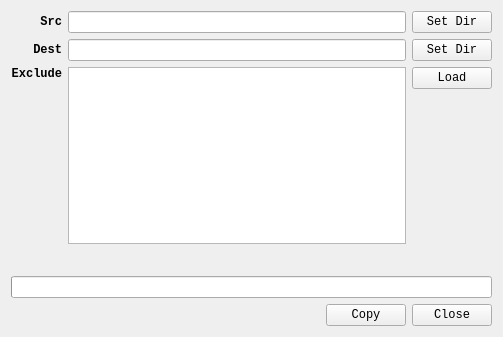
Qt form pydevtoolplatform/smalltools/copytool.ui (seounghun-chung/4uwingnet) before a commit.
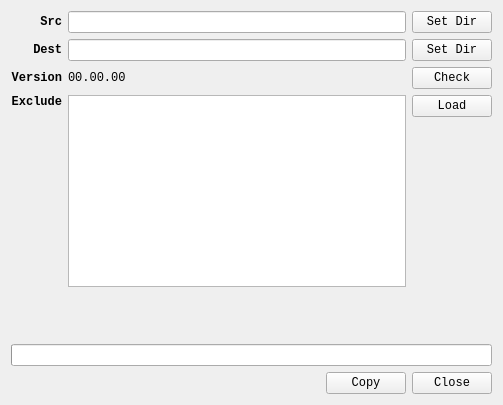
The same form after that commit.

Commit message: [pytool] version check

The edit to the form file:
```diff
--- a/pydevtoolplatform/smalltools/copytool.ui
+++ b/pydevtoolplatform/smalltools/copytool.ui
@@ -7,7 +7,7 @@
     <x>0</x>
     <y>0</y>
     <width>503</width>
-    <height>337</height>
+    <height>405</height>
    </rect>
   </property>
   <property name="font">
@@ -21,8 +21,29 @@
   <layout class="QVBoxLayout" name="verticalLayout_3">
    <item>
     <layout class="QGridLayout" name="gridLayout">
-     <item row="2" column="1">
-      <widget class="QListWidget" name="listWidget"/>
+     <item row="3" column="2">
+      <layout class="QVBoxLayout" name="verticalLayout_2">
+       <item>
+        <widget class="QPushButton" name="pushButton_3">
+         <property name="text">
+          <string>Load</string>
+         </property>
+        </widget>
+       </item>
+       <item>
+        <spacer name="verticalSpacer_2">
+         <property name="orientation">
+          <enum>Qt::Vertical</enum>
+         </property>
+         <property name="sizeHint" stdset="0">
+          <size>
+           <width>20</width>
+           <height>40</height>
+          </size>
+         </property>
+        </spacer>
+       </item>
+      </layout>
      </item>
      <item row="0" column="0">
       <widget class="QLabel" name="label">
@@ -43,8 +64,11 @@
      <item row="0" column="1">
       <widget class="QLineEdit" name="lineEdit"/>
      </item>
-     <item row="0" column="2">
-      <widget class="QPushButton" name="pushButton">
+     <item row="3" column="1">
+      <widget class="QListWidget" name="listWidget"/>
+     </item>
+     <item row="1" column="2">
+      <widget class="QPushButton" name="pushButton_2">
        <property name="text">
         <string>Set Dir</string>
        </property>
@@ -69,14 +93,14 @@
      <item row="1" column="1">
       <widget class="QLineEdit" name="lineEdit_2"/>
      </item>
-     <item row="1" column="2">
-      <widget class="QPushButton" name="pushButton_2">
+     <item row="0" column="2">
+      <widget class="QPushButton" name="pushButton">
        <property name="text">
         <string>Set Dir</string>
        </property>
       </widget>
      </item>
-     <item row="2" column="0">
+     <item row="3" column="0">
       <layout class="QVBoxLayout" name="verticalLayout">
        <item>
         <widget class="QLabel" name="label_3">
@@ -109,29 +133,41 @@
        </item>
       </layout>
      </item>
+     <item row="2" column="1">
+      <widget class="QLabel" name="label_4">
+       <property name="text">
+        <string>00.00.00</string>
+       </property>
+       <property name="alignment">
+        <set>Qt::AlignLeading|Qt::AlignLeft|Qt::AlignVCenter</set>
+       </property>
+       <property name="textInteractionFlags">
+        <set>Qt::LinksAccessibleByMouse|Qt::TextSelectableByKeyboard|Qt::TextSelectableByMouse</set>
+       </property>
+      </widget>
+     </item>
+     <item row="2" column="0">
+      <widget class="QLabel" name="label_5">
+       <property name="font">
+        <font>
+         <weight>75</weight>
+         <bold>true</bold>
+        </font>
+       </property>
+       <property name="text">
+        <string>Version</string>
+       </property>
+       <property name="alignment">
+        <set>Qt::AlignRight|Qt::AlignTrailing|Qt::AlignVCenter</set>
+       </property>
+      </widget>
+     </item>
      <item row="2" column="2">
-      <layout class="QVBoxLayout" name="verticalLayout_2">
-       <item>
-        <widget class="QPushButton" name="pushButton_3">
-         <property name="text">
-          <string>Load</string>
-         </property>
-        </widget>
-       </item>
-       <item>
-        <spacer name="verticalSpacer_2">
-         <property name="orientation">
-          <enum>Qt::Vertical</enum>
-         </property>
-         <property name="sizeHint" stdset="0">
-          <size>
-           <width>20</width>
-           <height>40</height>
-          </size>
-         </property>
-        </spacer>
-       </item>
-      </layout>
+      <widget class="QPushButton" name="pushButton_6">
+       <property name="text">
+        <string>Check</string>
+       </property>
+      </widget>
      </item>
     </layout>
    </item>
```
The commit also changes 4 other files.
